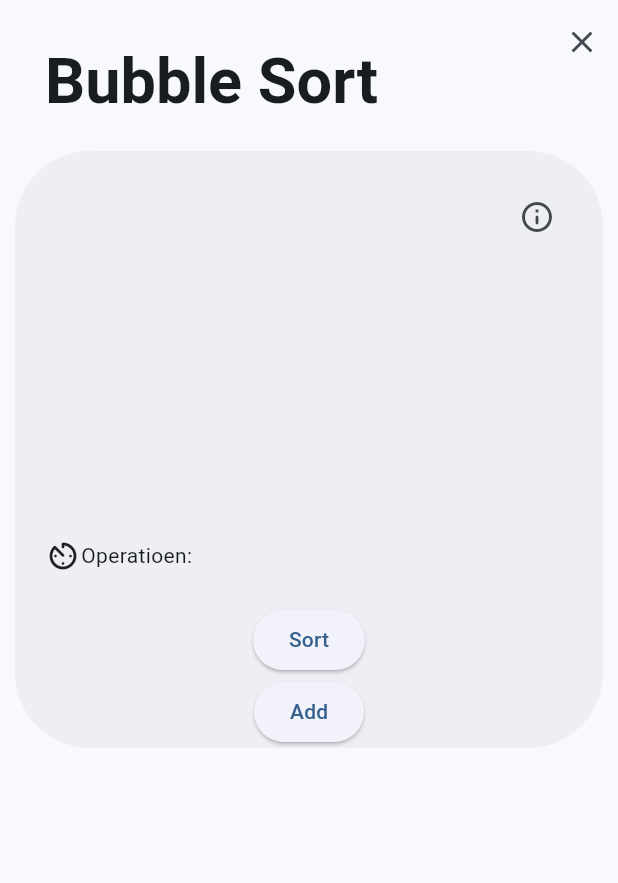
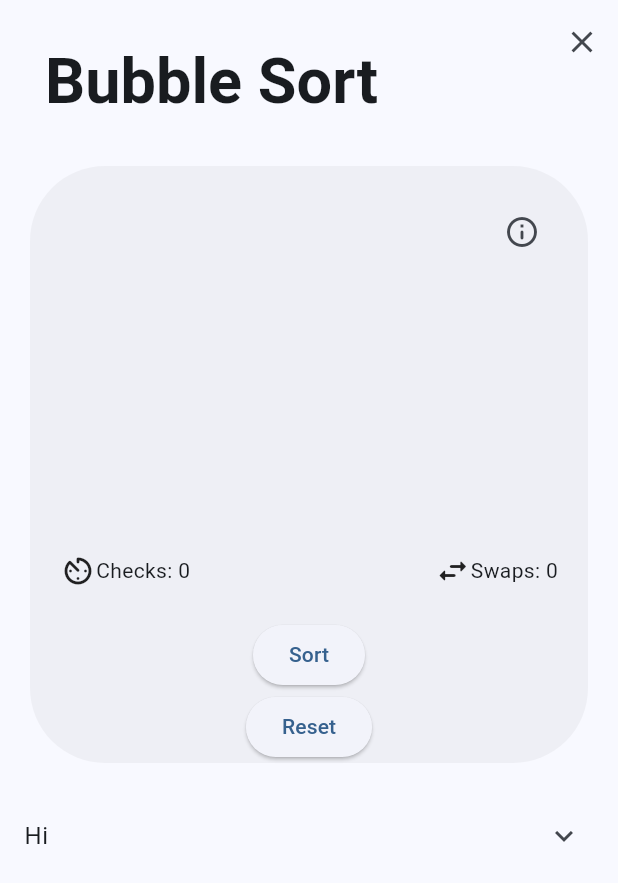
Before and after one commit to lelehier/sort-demo, a Flutter app: the BubbleSortScreen screen opened directly, on a phone screen of 412 x 824 dp. Shown: the top 883 px of the screen. Run offline on Flutter 3.47's test engine with Material 2 defaults, Android fonts, the phone set to English and light mode, and no system bars; drawn by our look-alikes of dynamic_color; generated files the repository leaves out were written again.

Commit message:
Added counts

```diff
--- a/lib/algorithms/bubble_sort.dart
+++ b/lib/algorithms/bubble_sort.dart
@@ -16,10 +16,12 @@ class BubbleSort extends Algorithms {
       for (var j = 1; j < array.length - i; j++) {
         //print("for 2 - $j");
         if (array[j].value < array[j - 1].value) {
+          context.read<Graph>().addcheck();
           context.read<Graph>().select(j);
           context.read<Graph>().select(j - 1);
           await Future.delayed(step_duration * 0.6);
           swap(array, j, j - 1);
+          context.read<Graph>().addswitch();
           //print('swap');
           context.read<Graph>().update(array);
           sorted = false;
@@ -27,6 +29,7 @@ class BubbleSort extends Algorithms {
           context.read<Graph>().deselect(j);
           context.read<Graph>().deselect(j - 1);
         } else {
+          context.read<Graph>().addcheck();
           context.read<Graph>().select(j);
           context.read<Graph>().select(j - 1);
           await Future.delayed(step_duration);
@@ -36,12 +39,14 @@ class BubbleSort extends Algorithms {
       }
       context.read<Graph>().setfinished(i);
       if (sorted == true) {
+        context.read<Graph>().addcheck();
         for (var z = 0; z < array.length; z++) {
           context.read<Graph>().setfinished(z);
         }
 
         return;
       }
+      context.read<Graph>().addcheck();
     }
   }
 }
--- a/lib/providers/graph_provider.dart
+++ b/lib/providers/graph_provider.dart
@@ -3,8 +3,12 @@ import 'package:sort_demo/algorithms/a_element.dart';
 
 class Graph with ChangeNotifier {
   List<Aelement> _data = [];
+  int _switches = 0;
+  int _checks = 0;
 
   List<Aelement> get data => _data;
+  int get switches => _switches;
+  int get checks => _checks;
 
   void select(int index) {
     _data[index].selected = true;
@@ -25,4 +29,14 @@ class Graph with ChangeNotifier {
     _data = array;
     notifyListeners();
   }
+
+  void addswitch() {
+    _switches = _switches + 1;
+    notifyListeners();
+  }
+
+  void addcheck() {
+    _checks = _checks + 1;
+    notifyListeners();
+  }
 }
--- a/lib/screens/bubblesort_screen.dart
+++ b/lib/screens/bubblesort_screen.dart
@@ -4,6 +4,7 @@ import 'package:sort_demo/algorithms/bubble_sort.dart';
 import 'package:sort_demo/widgets/screen_header.dart';
 import 'package:sort_demo/widgets/settings_item.dart';
 import 'package:sort_demo/widgets/sort_card.dart';
+import 'package:sort_demo/widgets/tile.dart';
 import 'package:url_launcher/link.dart';
 
 class BubbleSortScreen extends StatefulWidget {
@@ -24,6 +25,9 @@ class _BubbleSortScreenState extends State<BubbleSortScreen> {
           SliverList(
             delegate: SliverChildListDelegate([
               SortCard(),
+              Tile('Hi', [
+                FlutterLogo(),
+              ])
             ]),
           ),
         ],
--- a/lib/widgets/sort_card.dart
+++ b/lib/widgets/sort_card.dart
@@ -17,7 +17,7 @@ class _SortCardState extends State<SortCard> {
   @override
   Widget build(BuildContext context) {
     return Padding(
-        padding: const EdgeInsets.all(10.0),
+      padding: const EdgeInsets.all(20.0),
       child: Container(
         decoration: BoxDecoration(
           color: Theme.of(context).hoverColor,
@@ -52,9 +52,23 @@ class _SortCardState extends State<SortCard> {
             ),
             Padding(
               padding: const EdgeInsets.all(20.0),
-                  child: Row(children: [
+              child: Row(
+                  mainAxisAlignment: MainAxisAlignment.spaceBetween,
+                  children: [
+                    Row(
+                      children: [
                         Icon(Icons.av_timer_rounded),
-                    Text('Operatioen:')
+                        Text('Checks: ' +
+                            context.watch<Graph>().checks.toString()),
+                      ],
+                    ),
+                    Row(
+                      children: [
+                        Icon(Icons.swap_horiz_rounded),
+                        Text('Swaps: ' +
+                            context.watch<Graph>().switches.toString()),
+                      ],
+                    )
                   ]),
             ),
             ElevatedButton(
@@ -72,9 +86,11 @@ class _SortCardState extends State<SortCard> {
                       }
                       context.read<Graph>().update(temp);
                     }),
-                    child: Text('Add'))
+                child: Text('Reset'))
           ],
-            )));
+        ),
+      ),
+    );
   }
 
   Widget bar(double value, bool selected, bool finished) {
--- /dev/null
+++ b/lib/widgets/tile.dart
@@ -0,0 +1,17 @@
+import 'package:flutter/material.dart';
+
+class Tile extends StatelessWidget {
+  Tile(this.title, this.children, {super.key});
+
+  String title;
+  List<Widget> children;
+
+  @override
+  Widget build(BuildContext context) {
+    return ExpansionTile(
+      title: Text(title),
+      childrenPadding: EdgeInsets.all(10),
+      children: children,
+    );
+  }
+}
```
Lines whose indentation alone changed are shown as unchanged.
